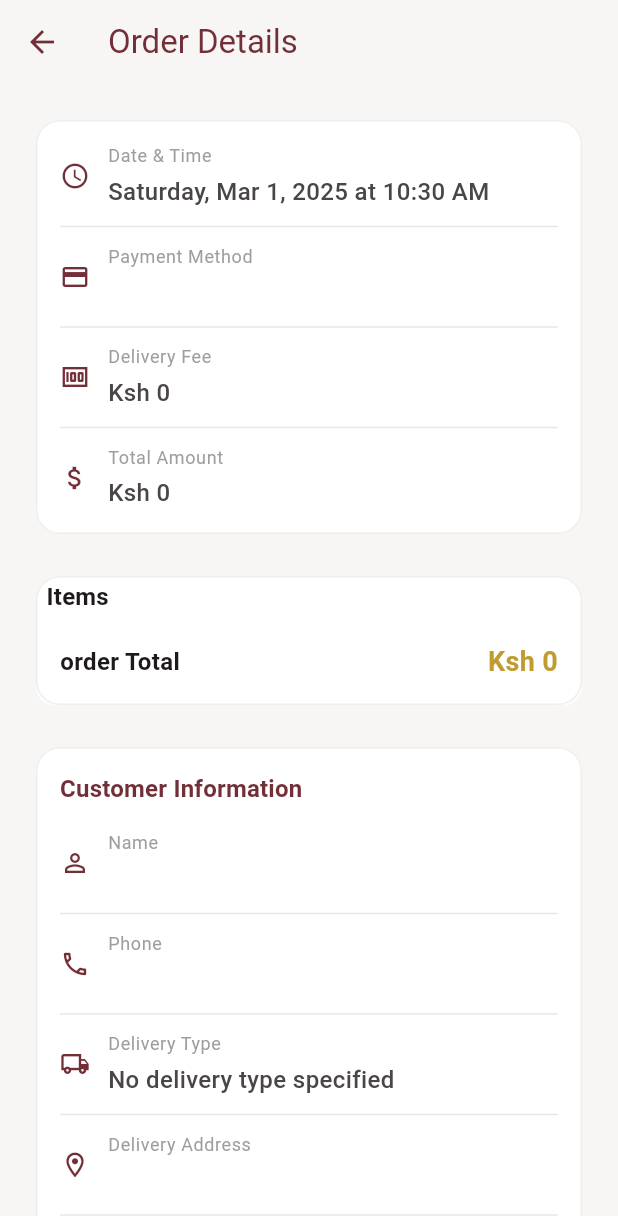
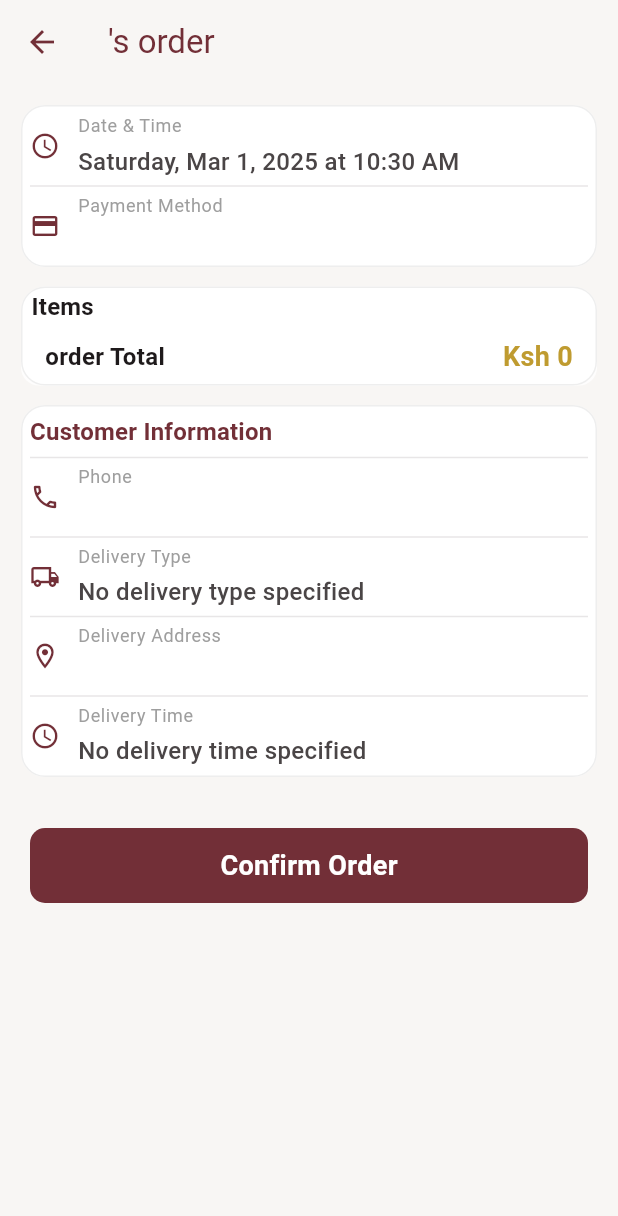
Before and after one commit to bryann54/quickpour-merchant, a Flutter app: the OrderDetailsScreen screen opened directly with empty values, on a phone screen of 412 x 824 dp. Shown: the top 1216 px of the screen. Run offline on Flutter 3.47's test engine with Material 3 defaults, Android fonts, the light colour scheme and no system bars; our stand-ins replace bloc, cached_network_image, cloud_firestore, equatable, firebase_auth, firebase_core and 11 more; accounts and stored records are empty; generated files the repository leaves out were written again.

Commit message:
Refactor OrderDetailsScreen layout for improved UI; adjust padding and spacing for better readability

```diff
--- a/lib/features/orders/presentation/pages/order_details_screen.dart
+++ b/lib/features/orders/presentation/pages/order_details_screen.dart
@@ -27,7 +27,7 @@ class OrderDetailsScreen extends StatelessWidget {
         elevation: 0,
         backgroundColor: Colors.transparent,
         title: Text(
-          'Order Details',
+          '${order.userName}\'s order',
           style: TextStyle(
             color: isDarkMode
                 ? AppColors.background.withOpacity(.6)
@@ -41,13 +41,13 @@ class OrderDetailsScreen extends StatelessWidget {
         ),
       ),
       body: SingleChildScrollView(
-        padding: const EdgeInsets.all(20),
+        padding: const EdgeInsets.all(10),
         child: Column(
           crossAxisAlignment: CrossAxisAlignment.start,
           children: [
             _buildOrderInfoCard(context, formattedDate, formattedTime),
 
-            const SizedBox(height: 20),
+            const SizedBox(height: 5),
 
             // Order Items
             Card(
@@ -68,13 +68,11 @@ class OrderDetailsScreen extends StatelessWidget {
                 ],
               ),
             ),
-            const SizedBox(height: 20),
+            const SizedBox(height: 5),
             _buildCustomerInfoCard(context),
 
-            // Special Instructions
+            const ConfirmOrderButton(),
 
-            const ConfirmOrderButton(),
-            const SizedBox(height: 20),
           ],
         ),
       ),
@@ -89,22 +87,22 @@ class OrderDetailsScreen extends StatelessWidget {
         side: BorderSide(color: Colors.grey.shade200),
       ),
       child: Padding(
-        padding: const EdgeInsets.all(16),
+        padding: const EdgeInsets.all(6),
         child: Column(
           crossAxisAlignment: CrossAxisAlignment.start,
           children: [
             _buildInfoSection(
                 context, 'Date & Time', '$date at $time', Icons.access_time),
-            const Divider(height: 24),
+             const Divider(height: 10),
             _buildInfoSection(
                 context, 'Payment Method', order.paymentMethod, Icons.payment),
-           const Divider(height: 24),
-
+                if(order.deliveryFee!=0)
+            const Divider(height: 10),
+            if (order.deliveryFee != 0)
             _buildInfoSection(context, 'Delivery Fee',
                 'Ksh ${formatMoney(order.deliveryFee)}', Icons.money),
-            const Divider(height: 24),
-            _buildInfoSection(context, 'Total Amount',
-                'Ksh ${formatMoney(order.total)}', Icons.attach_money),
+
+
           ],
         ),
       ),
@@ -119,7 +117,7 @@ class OrderDetailsScreen extends StatelessWidget {
         side: BorderSide(color: Colors.grey.shade200),
       ),
       child: Padding(
-        padding: const EdgeInsets.all(16),
+        padding: const EdgeInsets.all(6),
         child: Column(
           crossAxisAlignment: CrossAxisAlignment.start,
           children: [
@@ -130,27 +128,23 @@ class OrderDetailsScreen extends StatelessWidget {
                     color: AppColors.primaryColor,
                   ),
             ),
-            const SizedBox(height: 16),
-            _buildInfoSection(
-                context, 'Name', order.userName, Icons.person_outline),
-            // const Divider(height: 24),
-            // _buildInfoSection(
-            //     context, 'Email', order.userEmail, Icons.email_outlined),
-            const Divider(height: 24),
+
+
+             const Divider(height: 10),
             _buildInfoSection(
                 context, 'Phone', order.phoneNumber, Icons.phone_outlined),
-            const Divider(height: 24),
+             const Divider(height: 10),
             _buildInfoSection(context, 'Delivery Type', order.deliveryType,
                 Icons.local_shipping_outlined),
-            const Divider(height: 24),
+             const Divider(height: 10),
             _buildInfoSection(context, 'Delivery Address', order.address,
                 Icons.location_on_outlined),
-            const Divider(height: 24),
+             const Divider(height: 10),
             _buildInfoSection(context, 'Delivery Time', order.deliveryTime,
                 Icons.access_time_outlined),
 
             if (order.specialInstructions.isNotEmpty) ...[
-              const Divider(height: 24),
+               const Divider(height: 10),
               if (order.specialInstructions.isNotEmpty)
                 _buildInfoSection(context, 'Special Instructions',
                     order.specialInstructions, Icons.notes_outlined),
--- a/lib/features/orders/presentation/widgets/order_item_row.dart
+++ b/lib/features/orders/presentation/widgets/order_item_row.dart
@@ -68,16 +68,16 @@ class OrderItemRow extends StatelessWidget {
                   ),
                 ),
 
-                  Text(
-                  item.measure,
-                  style: TextStyle(
-                    fontSize: 12,
-                    fontWeight: FontWeight.w500,
-                    color: isDark
-                        ? AppColors.textPrimaryDark
-                        : AppColors.textPrimary,
-                  ),
-                ),
+                //   Text(
+                //   item.measure,
+                //   style: TextStyle(
+                //     fontSize: 12,
+                //     fontWeight: FontWeight.w500,
+                //     color: isDark
+                //         ? AppColors.textPrimaryDark
+                //         : AppColors.textPrimary,
+                //   ),
+                // ),
                 const SizedBox(height: 4),
                 Row(
                   mainAxisAlignment: MainAxisAlignment.spaceBetween,
@@ -85,7 +85,7 @@ class OrderItemRow extends StatelessWidget {
                     Text(
                       'Ksh ${formatMoney(item.price)}',
                       style: TextStyle(
-                        fontSize: 14,
+                        fontSize: 12,
                         fontWeight: FontWeight.bold,
                         color: isDark
                             ? AppColors.accentColorDark
--- a/lib/features/orders/presentation/widgets/order_total_row.dart
+++ b/lib/features/orders/presentation/widgets/order_total_row.dart
@@ -14,7 +14,7 @@ class OrderTotalRow extends StatelessWidget {
     final isDark = theme.brightness == Brightness.dark;
 
     return Container(
-      padding: const EdgeInsets.symmetric(horizontal: 16, vertical: 16),
+      padding: const EdgeInsets.symmetric(horizontal: 16, vertical: 6),
       decoration: BoxDecoration(
         color: isDark
             ? AppColors.cardColorDark.withOpacity(0.8)
```
